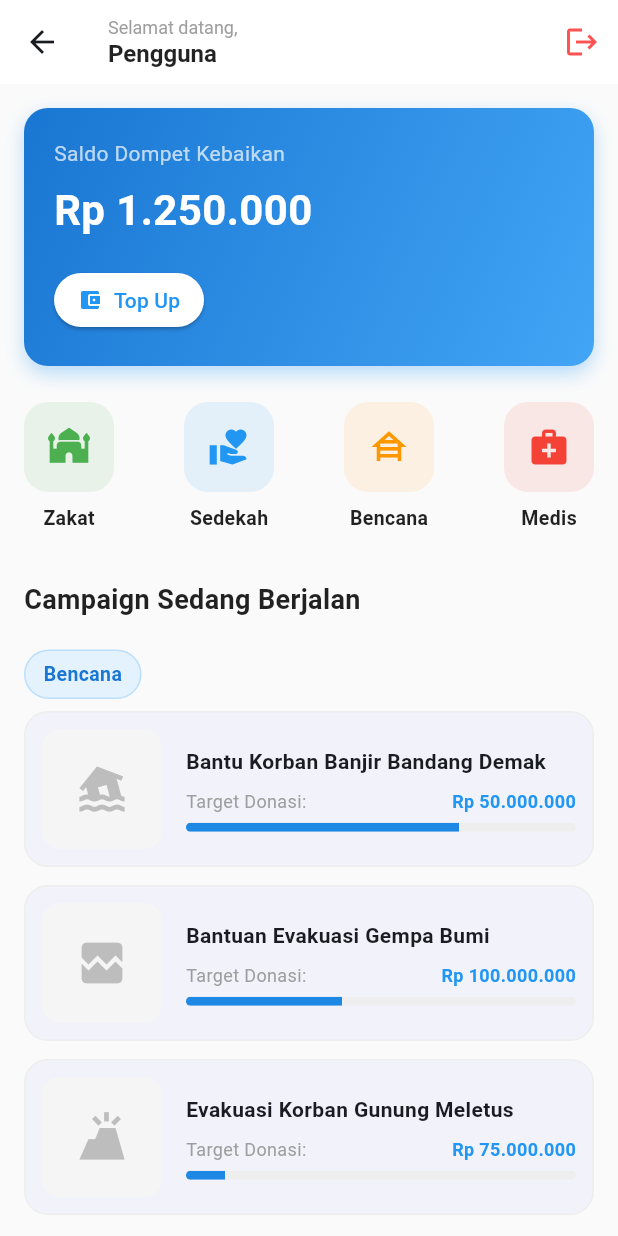
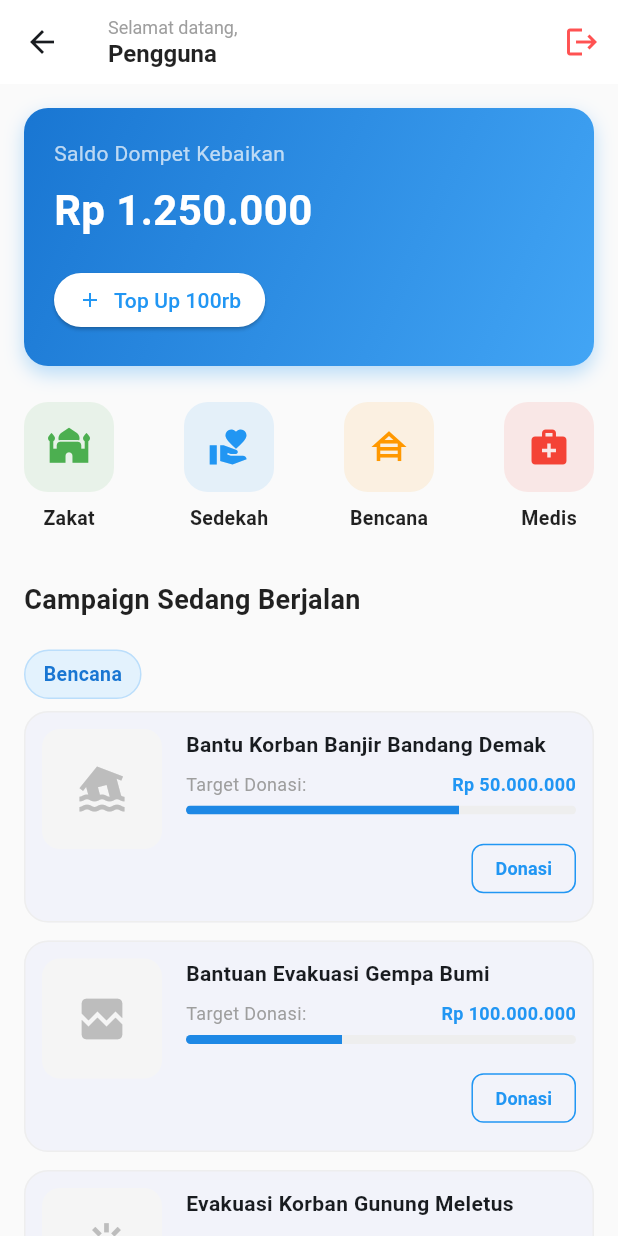
Before and after one commit to NovaPerwira/uts-mobile, a Flutter app: the DashboardScreen screen opened by its route, on a phone screen of 412 x 824 dp. Run offline on Flutter 3.47's test engine with Material 3 defaults, Android fonts, the phone set to English and light mode, and no system bars.

Commit message:
feat: add DashboardScreen with dynamic balance and campaign donation functionality

```diff
--- a/lib/screens/dashboard_screen.dart
+++ b/lib/screens/dashboard_screen.dart
@@ -45,6 +45,24 @@ class DashboardScreen extends StatefulWidget {
 }
 
 class _DashboardScreenState extends State<DashboardScreen> {
+  // State Dinamis Saldo
+  double _saldo = 1250000;
+
+  // Helper untuk format Rupiah
+  String formatRupiah(double amount) {
+    String price = amount.toStringAsFixed(0);
+    String result = '';
+    int count = 0;
+    for (int i = price.length - 1; i >= 0; i--) {
+      count++;
+      result = price[i] + result;
+      if (count % 3 == 0 && i != 0) {
+        result = '.$result';
+      }
+    }
+    return result;
+  }
+
   // 4 Jenis Donasi Familiar sesuai permintaan (akan didirect ke halaman kosong)
   final List<Map<String, dynamic>> _menuDonasi = [
     {'title': 'Zakat', 'icon': Icons.mosque, 'color': Colors.green},
@@ -53,7 +71,7 @@ class _DashboardScreenState extends State<DashboardScreen> {
     {'title': 'Medis', 'icon': Icons.medical_services, 'color': Colors.red},
   ];
 
-  // 10 Item Dummy Campaign sesuai syarat praktikum
+  // 10 Item Dummy Campaign
   final List<Map<String, dynamic>> _campaigns = [
     {'title': 'Bantu Korban Banjir Bandang Demak', 'category': 'Bencana', 'progress': 0.7, 'target': 'Rp 50.000.000', 'icon': Icons.flood},
     {'title': 'Bantuan Evakuasi Gempa Bumi', 'category': 'Bencana', 'progress': 0.4, 'target': 'Rp 100.000.000', 'icon': Icons.broken_image},
@@ -78,12 +96,98 @@ class _DashboardScreenState extends State<DashboardScreen> {
   }
 
   void _logout(BuildContext context) {
-    // Memenuhi syarat: Navigator.pushAndRemoveUntil
     Navigator.pushAndRemoveUntil(
       context,
       MaterialPageRoute(builder: (context) => const LoginScreen()),
       (Route<dynamic> route) => false,
     );
+  }
+
+  // Menampilkan Modal Dialog Donasi
+  void _showDonasiDialog(BuildContext context, Map<String, dynamic> campaign) {
+    final TextEditingController nominalController = TextEditingController();
+
+    showDialog(
+      context: context,
+      builder: (context) {
+        return AlertDialog(
+          shape: RoundedRectangleBorder(borderRadius: BorderRadius.circular(16)),
+          title: Text('Donasi untuk\n${campaign['title']}', style: const TextStyle(fontSize: 16)),
+          content: Column(
+            mainAxisSize: MainAxisSize.min,
+            crossAxisAlignment: CrossAxisAlignment.start,
+            children: [
+              const Text('Masukkan nominal donasi:'),
+              const SizedBox(height: 12),
+              TextField(
+                controller: nominalController,
+                keyboardType: TextInputType.number,
+                decoration: InputDecoration(
+                  prefixText: 'Rp ',
+                  border: OutlineInputBorder(
+                    borderRadius: BorderRadius.circular(12),
+                  ),
+                ),
+              ),
+              const SizedBox(height: 12),
+              Text('Saldo Anda: Rp ${formatRupiah(_saldo)}', style: const TextStyle(fontSize: 12, color: Colors.grey)),
+            ],
+          ),
+          actions: [
+            TextButton(
+              onPressed: () => Navigator.pop(context),
+              child: const Text('Batal', style: TextStyle(color: Colors.grey)),
+            ),
+            ElevatedButton(
+              onPressed: () {
+                final String input = nominalController.text;
+                if (input.isNotEmpty) {
+                  final double nominal = double.tryParse(input) ?? 0;
+                  Navigator.pop(context);
+                  _prosesDonasi(nominal, campaign);
+                }
+              },
+              style: ElevatedButton.styleFrom(
+                backgroundColor: Colors.blue,
+                shape: RoundedRectangleBorder(borderRadius: BorderRadius.circular(8)),
+              ),
+              child: const Text('Donasi Sekarang'),
+            ),
+          ],
+        );
+      },
+    );
+  }
+
+  // Fungsi memproses data saat donasi dilakukan
+  void _prosesDonasi(double nominal, Map<String, dynamic> campaign) {
+    if (nominal <= 0) {
+      ScaffoldMessenger.of(context).showSnackBar(
+        const SnackBar(content: Text('Nominal tidak valid!'), backgroundColor: Colors.red),
+      );
+      return;
+    }
+
+    if (_saldo >= nominal) {
+      setState(() {
+        _saldo -= nominal; // Mengurangi saldo dinamis
+      });
+      ScaffoldMessenger.of(context).showSnackBar(
+        SnackBar(
+          content: Text('Terima kasih! Donasi Rp ${formatRupiah(nominal)} berhasil.'),
+          backgroundColor: Colors.green,
+          behavior: SnackBarBehavior.floating,
+        ),
+      );
+    } else {
+      ScaffoldMessenger.of(context).showSnackBar(
+        const SnackBar(
+          content: Text('Maaf, saldo Anda tidak mencukupi untuk nominal tersebut.'),
+          backgroundColor: Colors.red,
+          behavior: SnackBarBehavior.floating,
+        ),
+      );
+    }
   }
 
   @override
@@ -92,7 +196,7 @@ class _DashboardScreenState extends State<DashboardScreen> {
     final String userName = ModalRoute.of(context)?.settings.arguments as String? ?? 'Pengguna';
 
     return Scaffold(
-      backgroundColor: Colors.grey.shade50, // Latar modern putih/abu terang
+      backgroundColor: Colors.grey.shade50,
       appBar: AppBar(
         backgroundColor: Colors.white,
         elevation: 0,
@@ -110,7 +214,6 @@ class _DashboardScreenState extends State<DashboardScreen> {
           ],
         ),
         actions: [
-          // Tombol Logout di ujung kanan atas
           IconButton(
             icon: const Icon(Icons.logout, color: Colors.redAccent),
             tooltip: 'Logout',
@@ -151,17 +254,30 @@ class _DashboardScreenState extends State<DashboardScreen> {
                       style: TextStyle(color: Colors.white70, fontSize: 14),
                     ),
                     const SizedBox(height: 8),
-                    const Text(
-                      'Rp 1.250.000',
-                      style: TextStyle(color: Colors.white, fontSize: 28, fontWeight: FontWeight.bold),
+                    // Menampilkan saldo secara dinamis
+                    Text(
+                      'Rp ${formatRupiah(_saldo)}',
+                      style: const TextStyle(color: Colors.white, fontSize: 28, fontWeight: FontWeight.bold),
                     ),
                     const SizedBox(height: 16),
                     Row(
                       children: [
                         ElevatedButton.icon(
-                          onPressed: () {},
-                          icon: const Icon(Icons.account_balance_wallet, size: 16, color: Colors.blue),
-                          label: const Text('Top Up', style: TextStyle(color: Colors.blue)),
+                          onPressed: () {
+                            // Simulasi Top Up (Nambah Saldo)
+                            setState(() {
+                              _saldo += 100000;
+                            });
+                            ScaffoldMessenger.of(context).showSnackBar(
+                              const SnackBar(
+                                content: Text('Top Up Rp 100.000 berhasil!'),
+                                backgroundColor: Colors.green,
+                                behavior: SnackBarBehavior.floating,
+                              ),
+                            );
+                          },
+                          icon: const Icon(Icons.add, size: 16, color: Colors.blue),
+                          label: const Text('Top Up 100rb', style: TextStyle(color: Colors.blue)),
                           style: ElevatedButton.styleFrom(
                             backgroundColor: Colors.white,
                             shape: RoundedRectangleBorder(borderRadius: BorderRadius.circular(20)),
@@ -184,7 +300,6 @@ class _DashboardScreenState extends State<DashboardScreen> {
                 children: _menuDonasi.map((menu) {
                   return InkWell(
                     onTap: () {
-                      // Di-direct ke halaman kosong
                       Navigator.push(
                         context,
                         MaterialPageRoute(
@@ -218,7 +333,7 @@ class _DashboardScreenState extends State<DashboardScreen> {
 
             const SizedBox(height: 24),
 
-            // --- 3. Campaign yang sedang berjalan & Diurutkan/Dikelompokkan Berdasarkan Kategori ---
+            // --- 3. Campaign Berjalan ---
             const Padding(
               padding: EdgeInsets.symmetric(horizontal: 16.0),
               child: Text(
@@ -228,15 +343,13 @@ class _DashboardScreenState extends State<DashboardScreen> {
             ),
             const SizedBox(height: 12),
 
-            // Melakukan looping ke semua kategori yang ada
+            // Looping per Kategori
             ..._categories.map((category) {
-              // Mem-filter list campaign berdasarkan kategorinya
               final categoryCampaigns = _campaigns.where((c) => c['category'] == category).toList();
 
               return Column(
                 crossAxisAlignment: CrossAxisAlignment.start,
                 children: [
-                  // Label Kategori (Grup Kategori)
                   Padding(
                     padding: const EdgeInsets.symmetric(horizontal: 16.0, vertical: 8.0),
                     child: Container(
@@ -247,31 +360,30 @@ class _DashboardScreenState extends State<DashboardScreen> {
                         border: Border.all(color: Colors.blue.shade100),
                       ),
                       child: Text(
-                        category, // Menampilkan nama kategori
+                        category,
                         style: TextStyle(color: Colors.blue.shade700, fontWeight: FontWeight.bold, fontSize: 13),
                       ),
                     ),
                   ),
 
-                  // Bentuk Widget List untuk campaign yang sesuai kategori
                   ListView.builder(
-                    shrinkWrap: true, // Agar ListView.builder dapat dimuat di dalam Column/ScrollView
+                    shrinkWrap: true,
                     physics: const NeverScrollableScrollPhysics(),
                     padding: const EdgeInsets.symmetric(horizontal: 16.0),
                     itemCount: categoryCampaigns.length,
                     itemBuilder: (context, index) {
                       final item = categoryCampaigns[index];
-                      // Card Styling untuk tiap widget campaign
                       return Card(
                         margin: const EdgeInsets.only(bottom: 12),
-                        elevation: 0, // Desain modern flat
+                        elevation: 0,
                         shape: RoundedRectangleBorder(
                           borderRadius: BorderRadius.circular(16),
-                          side: BorderSide(color: Colors.grey.shade200), // Border halus
+                          side: BorderSide(color: Colors.grey.shade200),
                         ),
                         child: Padding(
                           padding: const EdgeInsets.all(12.0),
                           child: Row(
+                            crossAxisAlignment: CrossAxisAlignment.start,
                             children: [
                               Container(
                                 width: 80,
@@ -314,6 +426,22 @@ class _DashboardScreenState extends State<DashboardScreen> {
                                         valueColor: AlwaysStoppedAnimation<Color>(Colors.blue.shade600),
                                       ),
                                     ),
+                                    const SizedBox(height: 12),
+                                    // Tombol Interaksi: Donasi
+                                    Align(
+                                      alignment: Alignment.centerRight,
+                                      child: OutlinedButton(
+                                        onPressed: () => _showDonasiDialog(context, item),
+                                        style: OutlinedButton.styleFrom(
+                                          foregroundColor: Colors.blue,
+                                          side: const BorderSide(color: Colors.blue),
+                                          shape: RoundedRectangleBorder(borderRadius: BorderRadius.circular(8)),
+                                          padding: const EdgeInsets.symmetric(horizontal: 16, vertical: 8),
+                                          minimumSize: Size.zero,
+                                        ),
+                                        child: const Text('Donasi', style: TextStyle(fontSize: 12, fontWeight: FontWeight.bold)),
+                                      ),
+                                    ),
                                   ],
                                 ),
                               ),
@@ -325,7 +453,7 @@ class _DashboardScreenState extends State<DashboardScreen> {
                   ),
                 ],
               );
-            }), // Akhir loop kategori
+            }),
             const SizedBox(height: 30),
           ],
         ),
```
